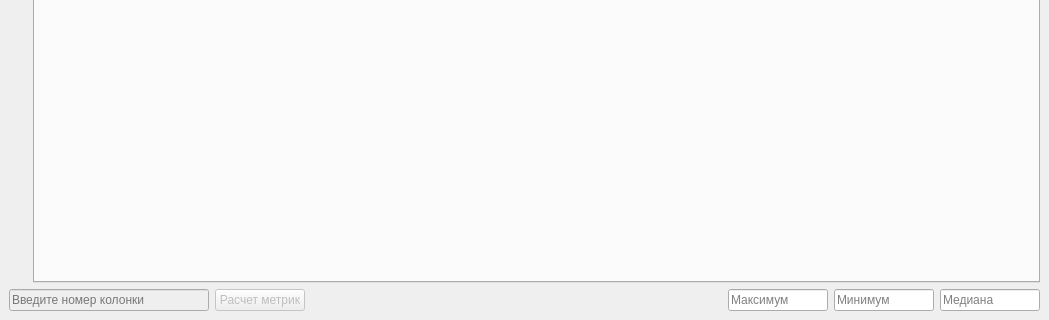
Before: the Qt Designer form mainwindow.ui in McNeelinet/QtCSVReaderUI, drawn with Qt 5; both pictures show x 0 to 1049 and y 366 to 686 of the 1049 by 686 pixel window.
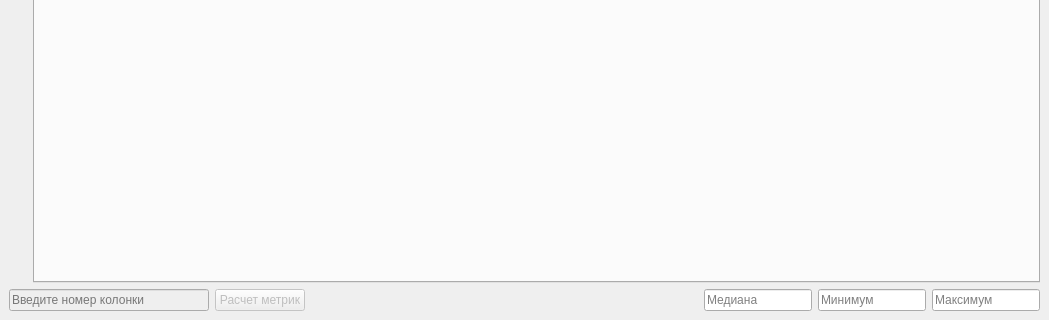
After: the same form once the commit is applied. The open tabs and pages were chosen to show the change.

The edit to the form file:
```diff
--- a/mainwindow.ui
+++ b/mainwindow.ui
@@ -144,7 +144,7 @@
      </widget>
     </item>
     <item>
-     <layout class="QHBoxLayout" name="hl_metrics_section" stretch="2,0,5,1,1,1">
+     <layout class="QHBoxLayout" name="hl_metrics_section" stretch="2,0,5,0">
       <item>
        <widget class="QLineEdit" name="le_column">
         <property name="enabled">
@@ -188,6 +188,46 @@
        </spacer>
       </item>
       <item>
+       <layout class="QHBoxLayout" name="hl_results">
+        <item>
+         <widget class="QLineEdit" name="le_median">
+          <property name="minimumSize">
+           <size>
+            <width>100</width>
+            <height>0</height>
+           </size>
+          </property>
+          <property name="text">
+           <string/>
+          </property>
+          <property name="readOnly">
+           <bool>true</bool>
+          </property>
+          <property name="placeholderText">
+           <string>Медиана</string>
+          </property>
+         </widget>
+        </item>
+        <item>
+         <widget class="QLineEdit" name="le_minimum">
+          <property name="minimumSize">
+           <size>
+            <width>100</width>
+            <height>0</height>
+           </size>
+          </property>
+          <property name="text">
+           <string/>
+          </property>
+          <property name="readOnly">
+           <bool>true</bool>
+          </property>
+          <property name="placeholderText">
+           <string>Минимум</string>
+          </property>
+         </widget>
+        </item>
+        <item>
        <widget class="QLineEdit" name="le_maximum">
         <property name="sizePolicy">
          <sizepolicy hsizetype="Expanding" vsizetype="Fixed">
@@ -215,43 +255,7 @@
         </property>
        </widget>
       </item>
-      <item>
-       <widget class="QLineEdit" name="le_minimum">
-        <property name="minimumSize">
-         <size>
-          <width>100</width>
-          <height>0</height>
-         </size>
-        </property>
-        <property name="text">
-         <string/>
-        </property>
-        <property name="readOnly">
-         <bool>true</bool>
-        </property>
-        <property name="placeholderText">
-         <string>Минимум</string>
-        </property>
-       </widget>
-      </item>
-      <item>
-       <widget class="QLineEdit" name="le_median">
-        <property name="minimumSize">
-         <size>
-          <width>100</width>
-          <height>0</height>
-         </size>
-        </property>
-        <property name="text">
-         <string/>
-        </property>
-        <property name="readOnly">
-         <bool>true</bool>
-        </property>
-        <property name="placeholderText">
-         <string>Медиана</string>
-        </property>
-       </widget>
+       </layout>
       </item>
      </layout>
     </item>
```
Left out of the diff: 2 changed lines with no effect on the pictures. Lines whose indentation alone changed are shown as unchanged.
